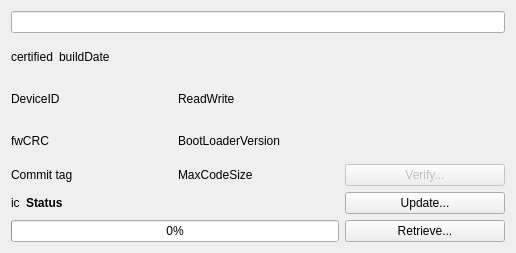
First picture: the form in ground/openpilotgcs/src/plugins/uploader/devicewidget.ui, repository openpilot/OpenPilot, before the edit.
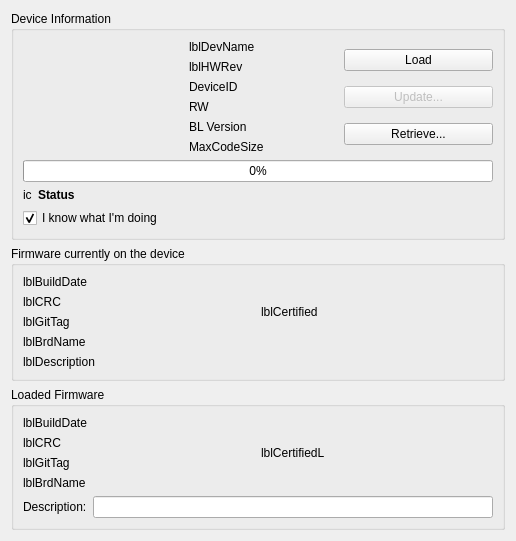
Second picture: the form after the edit.

```diff
--- a/ground/openpilotgcs/src/plugins/uploader/devicewidget.ui
+++ b/ground/openpilotgcs/src/plugins/uploader/devicewidget.ui
@@ -7,7 +7,7 @@
     <x>0</x>
     <y>0</y>
     <width>516</width>
-    <height>253</height>
+    <height>507</height>
    </rect>
   </property>
   <property name="windowTitle">
@@ -15,37 +15,15 @@
   </property>
   <layout class="QVBoxLayout" name="verticalLayout">
    <item>
-    <layout class="QGridLayout" name="gridLayout">
-     <item row="2" column="0" colspan="3">
-      <widget class="QLineEdit" name="description">
-       <property name="readOnly">
-        <bool>true</bool>
-       </property>
-      </widget>
-     </item>
-     <item row="4" column="0">
-      <widget class="QLabel" name="deviceID">
-       <property name="text">
-        <string>DeviceID</string>
-       </property>
-      </widget>
-     </item>
-     <item row="8" column="0" colspan="2">
-      <widget class="QProgressBar" name="progressBar">
-       <property name="value">
-        <number>0</number>
-       </property>
-      </widget>
-     </item>
-     <item row="4" column="1">
-      <widget class="QLabel" name="deviceACL">
-       <property name="text">
-        <string>ReadWrite</string>
-       </property>
-      </widget>
-     </item>
-     <item row="3" column="2" rowspan="3">
-      <widget class="QGraphicsView" name="devicePicture">
+    <widget class="QGroupBox" name="verticalGroupBox_4">
+     <property name="title">
+      <string>Device Information</string>
+     </property>
+     <layout class="QVBoxLayout" name="verticalLayout_7">
+      <item>
+       <layout class="QHBoxLayout" name="horizontalLayout_6">
+        <item>
+         <widget class="QGraphicsView" name="gVDevice">
        <property name="maximumSize">
         <size>
          <width>160</width>
@@ -55,23 +33,71 @@
        <property name="styleSheet">
         <string notr="true">background: transparent</string>
        </property>
-       <property name="frameShape">
-        <enum>QFrame::NoFrame</enum>
+         </widget>
+        </item>
+        <item>
+         <layout class="QVBoxLayout" name="verticalLayout_4">
+          <item>
+           <widget class="QLabel" name="lblDevName">
+            <property name="text">
+             <string>lblDevName</string>
        </property>
       </widget>
      </item>
-     <item row="6" column="2">
-      <widget class="QPushButton" name="verifyButton">
-       <property name="enabled">
-        <bool>false</bool>
-       </property>
+          <item>
+           <widget class="QLabel" name="lblHWRev">
+            <property name="text">
+             <string>lblHWRev</string>
+            </property>
+           </widget>
+          </item>
+          <item>
+           <widget class="QLabel" name="lbldevID">
        <property name="text">
-        <string>Verify...</string>
+             <string>DeviceID</string>
        </property>
       </widget>
      </item>
-     <item row="7" column="2">
+          <item>
+           <widget class="QLabel" name="lblAccess">
+            <property name="text">
+             <string>RW</string>
+            </property>
+           </widget>
+          </item>
+          <item>
+           <widget class="QLabel" name="lblBLVer">
+            <property name="text">
+             <string>BL Version</string>
+            </property>
+           </widget>
+          </item>
+          <item>
+           <widget class="QLabel" name="lblMaxCode">
+            <property name="text">
+             <string>MaxCodeSize</string>
+            </property>
+           </widget>
+          </item>
+         </layout>
+        </item>
+        <item>
+         <layout class="QVBoxLayout" name="verticalLayout_6">
+          <item>
+           <widget class="QPushButton" name="pbLoad">
+            <property name="toolTip">
+             <string>Loads the firmware</string>
+            </property>
+            <property name="text">
+             <string>Load</string>
+            </property>
+           </widget>
+          </item>
+          <item>
       <widget class="QPushButton" name="updateButton">
+            <property name="enabled">
+             <bool>false</bool>
+            </property>
        <property name="toolTip">
         <string>Update the firmware on this board.</string>
        </property>
@@ -80,7 +106,7 @@
        </property>
       </widget>
      </item>
-     <item row="8" column="2">
+          <item>
       <widget class="QPushButton" name="retrieveButton">
        <property name="toolTip">
         <string>Download the current board firmware to your computer</string>
@@ -90,28 +116,18 @@
        </property>
       </widget>
      </item>
-     <item row="5" column="1">
-      <widget class="QLabel" name="BLVersion">
-       <property name="text">
-        <string>BootLoaderVersion</string>
-       </property>
-      </widget>
-     </item>
-     <item row="5" column="0">
-      <widget class="QLabel" name="fwCRC">
-       <property name="text">
-        <string>fwCRC</string>
-       </property>
-      </widget>
-     </item>
-     <item row="6" column="1">
-      <widget class="QLabel" name="maxCodeSize">
-       <property name="text">
-        <string>MaxCodeSize</string>
+         </layout>
+        </item>
+       </layout>
+      </item>
+      <item>
+       <widget class="QProgressBar" name="progressBar">
+        <property name="value">
+         <number>0</number>
        </property>
       </widget>
      </item>
-     <item row="7" column="0" colspan="2">
+      <item>
       <layout class="QHBoxLayout" name="horizontalLayout">
        <item>
         <widget class="QLabel" name="statusIcon">
@@ -137,42 +153,156 @@
          <property name="text">
           <string>Status</string>
          </property>
+          <property name="wordWrap">
+           <bool>true</bool>
+          </property>
         </widget>
        </item>
       </layout>
      </item>
-     <item row="6" column="0">
-      <widget class="QLabel" name="commitTag">
+      <item>
+       <widget class="QCheckBox" name="youdont">
        <property name="text">
-        <string>Commit tag</string>
-       </property>
-      </widget>
-     </item>
-     <item row="3" column="0" colspan="2">
+         <string>I know what I'm doing</string>
+        </property>
+        <property name="checked">
+         <bool>true</bool>
+        </property>
+       </widget>
+      </item>
+     </layout>
+    </widget>
+   </item>
+   <item>
+    <widget class="QGroupBox" name="verticalGroupBox_3">
+     <property name="title">
+      <string>Firmware currently on the device</string>
+     </property>
+     <layout class="QVBoxLayout" name="verticalLayout_5">
+      <item>
+       <layout class="QHBoxLayout" name="horizontalLayout_5">
+        <item>
+         <layout class="QVBoxLayout" name="verticalLayout_8">
+          <item>
+           <widget class="QLabel" name="lblBuildDate">
+            <property name="text">
+             <string>lblBuildDate</string>
+            </property>
+           </widget>
+          </item>
+          <item>
+           <widget class="QLabel" name="lblCRC">
+            <property name="text">
+             <string>lblCRC</string>
+            </property>
+           </widget>
+          </item>
+          <item>
+           <widget class="QLabel" name="lblGitTag">
+            <property name="text">
+             <string>lblGitTag</string>
+            </property>
+           </widget>
+          </item>
+          <item>
+           <widget class="QLabel" name="lblBrdName">
+            <property name="text">
+             <string>lblBrdName</string>
+            </property>
+           </widget>
+          </item>
+         </layout>
+        </item>
+        <item>
+         <widget class="QLabel" name="lblCertified">
+          <property name="text">
+           <string>lblCertified</string>
+          </property>
+          <property name="scaledContents">
+           <bool>false</bool>
+          </property>
+         </widget>
+        </item>
+       </layout>
+      </item>
+      <item>
+       <widget class="QLabel" name="lblDescription">
+        <property name="text">
+         <string>lblDescription</string>
+        </property>
+       </widget>
+      </item>
+     </layout>
+    </widget>
+   </item>
+   <item>
+    <widget class="QGroupBox" name="verticalGroupBox_loaded">
+     <property name="enabled">
+      <bool>true</bool>
+     </property>
+     <property name="title">
+      <string>Loaded Firmware</string>
+     </property>
+     <layout class="QVBoxLayout" name="verticalLayout_2">
+      <item>
       <layout class="QHBoxLayout" name="horizontalLayout_2">
        <item>
-        <widget class="QLabel" name="certifiedFW">
+         <layout class="QVBoxLayout" name="verticalLayout_3">
+          <item>
+           <widget class="QLabel" name="lblBuildDateL">
          <property name="text">
-          <string>certified</string>
+             <string>lblBuildDate</string>
          </property>
         </widget>
        </item>
        <item>
-        <widget class="QLabel" name="buildDate">
-         <property name="sizePolicy">
-          <sizepolicy hsizetype="MinimumExpanding" vsizetype="Preferred">
-           <horstretch>0</horstretch>
-           <verstretch>0</verstretch>
-          </sizepolicy>
-         </property>
+           <widget class="QLabel" name="lblCRCL">
+            <property name="text">
+             <string>lblCRC</string>
+            </property>
+           </widget>
+          </item>
+          <item>
+           <widget class="QLabel" name="lblGitTagL">
          <property name="text">
-          <string>buildDate</string>
+             <string>lblGitTag</string>
          </property>
         </widget>
        </item>
-      </layout>
-     </item>
-    </layout>
+          <item>
+           <widget class="QLabel" name="lblBrdNameL">
+            <property name="text">
+             <string>lblBrdName</string>
+            </property>
+           </widget>
+          </item>
+         </layout>
+        </item>
+        <item>
+         <widget class="QLabel" name="lblCertifiedL">
+          <property name="text">
+           <string>lblCertifiedL</string>
+          </property>
+         </widget>
+        </item>
+       </layout>
+      </item>
+      <item>
+       <layout class="QHBoxLayout" name="horizontalLayout_3">
+        <item>
+         <widget class="QLabel" name="lblDescriptionL">
+          <property name="text">
+           <string>Description:</string>
+          </property>
+         </widget>
+        </item>
+        <item>
+         <widget class="QLineEdit" name="description"/>
+        </item>
+       </layout>
+      </item>
+     </layout>
+    </widget>
    </item>
   </layout>
  </widget>
```
Lines whose indentation alone changed are shown as unchanged.
